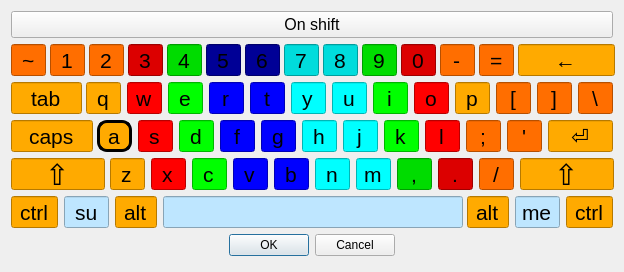
Qt form keymapping.ui (Sucharek233/ATFinQt) before a commit.
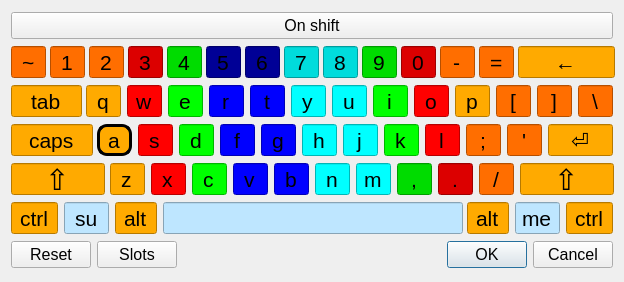
The same form after that commit.

The edit to the form file:
```diff
--- a/keymapping.ui
+++ b/keymapping.ui
@@ -7,13 +7,13 @@
     <x>0</x>
     <y>0</y>
     <width>624</width>
-    <height>272</height>
+    <height>282</height>
    </rect>
   </property>
   <property name="minimumSize">
    <size>
     <width>624</width>
-    <height>272</height>
+    <height>282</height>
    </size>
   </property>
   <property name="maximumSize">
@@ -26,17 +26,25 @@
    <string>Key mapping</string>
   </property>
   <layout class="QGridLayout" name="gridLayout_2">
-   <item row="6" column="0">
-    <widget class="QDialogButtonBox" name="buttonBox">
-     <property name="standardButtons">
-      <set>QDialogButtonBox::Cancel|QDialogButtonBox::Ok</set>
+   <item row="1" column="0" colspan="5">
+    <widget class="QPushButton" name="pushButton_OnShift">
+     <property name="font">
+      <font>
+       <pointsize>12</pointsize>
+      </font>
      </property>
-     <property name="centerButtons">
+     <property name="text">
+      <string>On shift</string>
+     </property>
+     <property name="checkable">
       <bool>true</bool>
      </property>
+     <property name="checked">
+      <bool>false</bool>
+     </property>
     </widget>
    </item>
-   <item row="4" column="0">
+   <item row="5" column="0" colspan="5">
     <layout class="QHBoxLayout" name="fourthEditableLayer">
      <item>
       <widget class="QLineEdit" name="lineEdit_LShift">
@@ -60,7 +68,6 @@
        </property>
        <property name="font">
         <font>
-         <family>Arial</family>
          <pointsize>22</pointsize>
         </font>
        </property>
@@ -98,7 +105,6 @@
        </property>
        <property name="font">
         <font>
-         <family>Arial</family>
          <pointsize>16</pointsize>
         </font>
        </property>
@@ -136,7 +142,6 @@
        </property>
        <property name="font">
         <font>
-         <family>Arial</family>
          <pointsize>16</pointsize>
         </font>
        </property>
@@ -174,7 +179,6 @@
        </property>
        <property name="font">
         <font>
-         <family>Arial</family>
          <pointsize>16</pointsize>
         </font>
        </property>
@@ -212,7 +216,6 @@
        </property>
        <property name="font">
         <font>
-         <family>Arial</family>
          <pointsize>16</pointsize>
         </font>
        </property>
@@ -250,7 +253,6 @@
        </property>
        <property name="font">
         <font>
-         <family>Arial</family>
          <pointsize>16</pointsize>
         </font>
        </property>
@@ -288,7 +290,6 @@
        </property>
        <property name="font">
         <font>
-         <family>Arial</family>
          <pointsize>16</pointsize>
         </font>
        </property>
@@ -326,7 +327,6 @@
        </property>
        <property name="font">
         <font>
-         <family>Arial</family>
          <pointsize>16</pointsize>
         </font>
        </property>
@@ -364,7 +364,6 @@
        </property>
        <property name="font">
         <font>
-         <family>Arial</family>
          <pointsize>16</pointsize>
         </font>
        </property>
@@ -402,7 +401,6 @@
        </property>
        <property name="font">
         <font>
-         <family>Arial</family>
          <pointsize>16</pointsize>
         </font>
        </property>
@@ -440,7 +438,6 @@
        </property>
        <property name="font">
         <font>
-         <family>Arial</family>
          <pointsize>16</pointsize>
         </font>
        </property>
@@ -478,7 +475,6 @@
        </property>
        <property name="font">
         <font>
-         <family>Arial</family>
          <pointsize>22</pointsize>
         </font>
        </property>
@@ -496,277 +492,40 @@
      </item>
     </layout>
    </item>
-   <item row="5" column="0">
-    <layout class="QHBoxLayout" name="fifthEditableLayer">
-     <item>
-      <widget class="QLineEdit" name="lineEdit_LCtrl">
-       <property name="sizePolicy">
-        <sizepolicy hsizetype="Fixed" vsizetype="Fixed">
-         <horstretch>0</horstretch>
-         <verstretch>0</verstretch>
-        </sizepolicy>
-       </property>
-       <property name="minimumSize">
-        <size>
-         <width>47</width>
-         <height>32</height>
-        </size>
-       </property>
-       <property name="maximumSize">
-        <size>
-         <width>47</width>
-         <height>32</height>
-        </size>
-       </property>
-       <property name="font">
-        <font>
-         <family>Arial</family>
-         <pointsize>16</pointsize>
-        </font>
-       </property>
-       <property name="styleSheet">
-        <string notr="true">background-color: rgb(255, 170, 0);
-color:black;</string>
-       </property>
-       <property name="text">
-        <string>ctrl</string>
-       </property>
-       <property name="alignment">
-        <set>Qt::AlignCenter</set>
-       </property>
-      </widget>
-     </item>
-     <item>
-      <widget class="QLineEdit" name="lineEdit_Super">
-       <property name="sizePolicy">
-        <sizepolicy hsizetype="Fixed" vsizetype="Fixed">
-         <horstretch>0</horstretch>
-         <verstretch>0</verstretch>
-        </sizepolicy>
-       </property>
-       <property name="minimumSize">
-        <size>
-         <width>45</width>
-         <height>32</height>
-        </size>
-       </property>
-       <property name="maximumSize">
-        <size>
-         <width>45</width>
-         <height>32</height>
-        </size>
-       </property>
-       <property name="font">
-        <font>
-         <family>Arial</family>
-         <pointsize>16</pointsize>
-        </font>
-       </property>
-       <property name="styleSheet">
-        <string notr="true">background-color: rgb(190, 230, 255);
-color:black;</string>
-       </property>
-       <property name="text">
-        <string>su</string>
-       </property>
-       <property name="alignment">
-        <set>Qt::AlignCenter</set>
-       </property>
-      </widget>
-     </item>
-     <item>
-      <widget class="QLineEdit" name="lineEdit_LAlt">
-       <property name="sizePolicy">
-        <sizepolicy hsizetype="Fixed" vsizetype="Fixed">
-         <horstretch>0</horstretch>
-         <verstretch>0</verstretch>
-        </sizepolicy>
-       </property>
-       <property name="minimumSize">
-        <size>
-         <width>42</width>
-         <height>32</height>
-        </size>
-       </property>
-       <property name="maximumSize">
-        <size>
-         <width>42</width>
-         <height>32</height>
-        </size>
-       </property>
-       <property name="font">
-        <font>
-         <family>Arial</family>
-         <pointsize>16</pointsize>
-        </font>
-       </property>
-       <property name="styleSheet">
-        <string notr="true">background-color: rgb(255, 170, 0);
-color:black;</string>
-       </property>
-       <property name="text">
-        <string>alt</string>
-       </property>
-       <property name="alignment">
-        <set>Qt::AlignCenter</set>
-       </property>
-      </widget>
-     </item>
-     <item>
-      <widget class="QLineEdit" name="lineEdit_Space">
-       <property name="sizePolicy">
-        <sizepolicy hsizetype="Fixed" vsizetype="Fixed">
-         <horstretch>0</horstretch>
-         <verstretch>0</verstretch>
-        </sizepolicy>
-       </property>
-       <property name="minimumSize">
-        <size>
-         <width>300</width>
-         <height>32</height>
-        </size>
-       </property>
-       <property name="maximumSize">
-        <size>
-         <width>300</width>
-         <height>32</height>
-        </size>
-       </property>
-       <property name="font">
-        <font>
-         <family>Arial</family>
-         <pointsize>16</pointsize>
-        </font>
-       </property>
-       <property name="styleSheet">
-        <string notr="true">background-color: rgb(190, 230, 255);
-color:black;</string>
-       </property>
-       <property name="text">
-        <string/>
-       </property>
-       <property name="alignment">
-        <set>Qt::AlignCenter</set>
-       </property>
-      </widget>
-     </item>
-     <item>
-      <widget class="QLineEdit" name="lineEdit_RAlt">
-       <property name="sizePolicy">
-        <sizepolicy hsizetype="Fixed" vsizetype="Fixed">
-         <horstretch>0</horstretch>
-         <verstretch>0</verstretch>
-        </sizepolicy>
-       </property>
-       <property name="minimumSize">
-        <size>
-         <width>42</width>
-         <height>32</height>
-        </size>
-       </property>
-       <property name="maximumSize">
-        <size>
-         <width>42</width>
-         <height>32</height>
-        </size>
-       </property>
-       <property name="font">
-        <font>
-         <family>Arial</family>
-         <pointsize>16</pointsize>
-        </font>
-       </property>
-       <property name="styleSheet">
-        <string notr="true">background-color: rgb(255, 170, 0);
-color:black;</string>
-       </property>
-       <property name="text">
-        <string>alt</string>
-       </property>
-       <property name="alignment">
-        <set>Qt::AlignCenter</set>
-       </property>
-      </widget>
-     </item>
-     <item>
-      <widget class="QLineEdit" name="lineEdit_Menu">
-       <property name="sizePolicy">
-        <sizepolicy hsizetype="Fixed" vsizetype="Fixed">
-         <horstretch>0</horstretch>
-         <verstretch>0</verstretch>
-        </sizepolicy>
-       </property>
-       <property name="minimumSize">
-        <size>
-         <width>45</width>
-         <height>32</height>
-        </size>
-       </property>
-       <property name="maximumSize">
-        <size>
-         <width>45</width>
-         <height>32</height>
-        </size>
-       </property>
-       <property name="font">
-        <font>
-         <family>Arial</family>
-         <pointsize>16</pointsize>
-        </font>
-       </property>
-       <property name="styleSheet">
-        <string notr="true">background-color: rgb(190, 230, 255);
-color:black;</string>
-       </property>
-       <property name="text">
-        <string>me</string>
-       </property>
-       <property name="alignment">
-        <set>Qt::AlignCenter</set>
-       </property>
-      </widget>
-     </item>
-     <item>
-      <widget class="QLineEdit" name="lineEdit_RCtrl">
-       <property name="sizePolicy">
-        <sizepolicy hsizetype="Fixed" vsizetype="Fixed">
-         <horstretch>0</horstretch>
-         <verstretch>0</verstretch>
-        </sizepolicy>
-       </property>
-       <property name="minimumSize">
-        <size>
-         <width>47</width>
-         <height>32</height>
-        </size>
-       </property>
-       <property name="maximumSize">
-        <size>
-         <width>47</width>
-         <height>32</height>
-        </size>
-       </property>
-       <property name="font">
-        <font>
-         <family>Arial</family>
-         <pointsize>16</pointsize>
-        </font>
-       </property>
-       <property name="styleSheet">
-        <string notr="true">background-color: rgb(255, 170, 0);
-color:black;</string>
-       </property>
-       <property name="text">
-        <string>ctrl</string>
-       </property>
-       <property name="alignment">
-        <set>Qt::AlignCenter</set>
-       </property>
-      </widget>
-     </item>
-    </layout>
+   <item row="8" column="3">
+    <widget class="QPushButton" name="pushButton_Slots">
+     <property name="sizePolicy">
+      <sizepolicy hsizetype="Fixed" vsizetype="Fixed">
+       <horstretch>0</horstretch>
+       <verstretch>0</verstretch>
+      </sizepolicy>
+     </property>
+     <property name="font">
+      <font>
+       <pointsize>12</pointsize>
+      </font>
+     </property>
+     <property name="text">
+      <string>Slots</string>
+     </property>
+    </widget>
    </item>
-   <item row="1" column="0">
+   <item row="8" column="4">
+    <widget class="QDialogButtonBox" name="buttonBox">
+     <property name="font">
+      <font>
+       <pointsize>12</pointsize>
+      </font>
+     </property>
+     <property name="standardButtons">
+      <set>QDialogButtonBox::Cancel|QDialogButtonBox::Ok</set>
+     </property>
+     <property name="centerButtons">
+      <bool>false</bool>
+     </property>
+    </widget>
+   </item>
+   <item row="2" column="0" colspan="5">
     <layout class="QHBoxLayout" name="firstEditableLayer">
      <property name="spacing">
       <number>4</number>
@@ -793,7 +552,6 @@
        </property>
        <property name="font">
         <font>
-         <family>Arial</family>
          <pointsize>16</pointsize>
         </font>
        </property>
@@ -831,7 +589,6 @@
        </property>
        <property name="font">
         <font>
-         <family>Arial</family>
          <pointsize>16</pointsize>
         </font>
        </property>
@@ -869,7 +626,6 @@
        </property>
        <property name="font">
         <font>
-         <family>Arial</family>
          <pointsize>16</pointsize>
         </font>
        </property>
@@ -907,7 +663,6 @@
        </property>
        <property name="font">
         <font>
-         <family>Arial</family>
          <pointsize>16</pointsize>
         </font>
        </property>
@@ -945,7 +700,6 @@
        </property>
        <property name="font">
         <font>
-         <family>Arial</family>
          <pointsize>16</pointsize>
         </font>
        </property>
@@ -983,7 +737,6 @@
        </property>
        <property name="font">
         <font>
-         <family>Arial</family>
          <pointsize>16</pointsize>
         </font>
        </property>
@@ -1021,7 +774,6 @@
        </property>
        <property name="font">
         <font>
-         <family>Arial</family>
          <pointsize>16</pointsize>
         </font>
        </property>
@@ -1059,7 +811,6 @@
        </property>
        <property name="font">
         <font>
-         <family>Arial</family>
          <pointsize>16</pointsize>
         </font>
        </property>
@@ -1097,7 +848,6 @@
        </property>
        <property name="font">
         <font>
-         <family>Arial</family>
          <pointsize>16</pointsize>
         </font>
        </property>
@@ -1135,7 +885,6 @@
        </property>
        <property name="font">
         <font>
-         <family>Arial</family>
          <pointsize>16</pointsize>
         </font>
        </property>
@@ -1173,7 +922,6 @@
        </property>
        <property name="font">
         <font>
-         <family>Arial</family>
          <pointsize>16</pointsize>
         </font>
        </property>
@@ -1211,7 +959,6 @@
        </property>
        <property name="font">
         <font>
-         <family>Arial</family>
          <pointsize>16</pointsize>
         </font>
        </property>
@@ -1249,7 +996,6 @@
        </property>
        <property name="font">
         <font>
-         <family>Arial</family>
          <pointsize>16</pointsize>
         </font>
        </property>
@@ -1287,7 +1033,6 @@
        </property>
        <property name="font">
         <font>
-         <family>Arial</family>
          <pointsize>16</pointsize>
         </font>
        </property>
@@ -1305,7 +1050,270 @@
      </item>
     </layout>
    </item>
-   <item row="2" column="0">
+   <item row="6" column="0" colspan="5">
+    <layout class="QHBoxLayout" name="fifthEditableLayer">
+     <item>
+      <widget class="QLineEdit" name="lineEdit_LCtrl">
+       <property name="sizePolicy">
+        <sizepolicy hsizetype="Fixed" vsizetype="Fixed">
+         <horstretch>0</horstretch>
+         <verstretch>0</verstretch>
+        </sizepolicy>
+       </property>
+       <property name="minimumSize">
+        <size>
+         <width>47</width>
+         <height>32</height>
+        </size>
+       </property>
+       <property name="maximumSize">
+        <size>
+         <width>47</width>
+         <height>32</height>
+        </size>
+       </property>
+       <property name="font">
+        <font>
+         <pointsize>16</pointsize>
+        </font>
+       </property>
+       <property name="styleSheet">
+        <string notr="true">background-color: rgb(255, 170, 0);
+color:black;</string>
+       </property>
+       <property name="text">
+        <string>ctrl</string>
+       </property>
+       <property name="alignment">
+        <set>Qt::AlignCenter</set>
+       </property>
+      </widget>
+     </item>
+     <item>
+      <widget class="QLineEdit" name="lineEdit_Super">
+       <property name="sizePolicy">
+        <sizepolicy hsizetype="Fixed" vsizetype="Fixed">
+         <horstretch>0</horstretch>
+         <verstretch>0</verstretch>
+        </sizepolicy>
+       </property>
+       <property name="minimumSize">
+        <size>
+         <width>45</width>
+         <height>32</height>
+        </size>
+       </property>
+       <property name="maximumSize">
+        <size>
+         <width>45</width>
+         <height>32</height>
+        </size>
+       </property>
+       <property name="font">
+        <font>
+         <pointsize>16</pointsize>
+        </font>
+       </property>
+       <property name="styleSheet">
+        <string notr="true">background-color: rgb(190, 230, 255);
+color:black;</string>
+       </property>
+       <property name="text">
+        <string>su</string>
+       </property>
+       <property name="alignment">
+        <set>Qt::AlignCenter</set>
+       </property>
+      </widget>
+     </item>
+     <item>
+      <widget class="QLineEdit" name="lineEdit_LAlt">
+       <property name="sizePolicy">
+        <sizepolicy hsizetype="Fixed" vsizetype="Fixed">
+         <horstretch>0</horstretch>
+         <verstretch>0</verstretch>
+        </sizepolicy>
+       </property>
+       <property name="minimumSize">
+        <size>
+         <width>42</width>
+         <height>32</height>
+        </size>
+       </property>
+       <property name="maximumSize">
+        <size>
+         <width>42</width>
+         <height>32</height>
+        </size>
+       </property>
+       <property name="font">
+        <font>
+         <pointsize>16</pointsize>
+        </font>
+       </property>
+       <property name="styleSheet">
+        <string notr="true">background-color: rgb(255, 170, 0);
+color:black;</string>
+       </property>
+       <property name="text">
+        <string>alt</string>
+       </property>
+       <property name="alignment">
+        <set>Qt::AlignCenter</set>
+       </property>
+      </widget>
+     </item>
+     <item>
+      <widget class="QLineEdit" name="lineEdit_Space">
+       <property name="sizePolicy">
+        <sizepolicy hsizetype="Fixed" vsizetype="Fixed">
+         <horstretch>0</horstretch>
+         <verstretch>0</verstretch>
+        </sizepolicy>
+       </property>
+       <property name="minimumSize">
+        <size>
+         <width>300</width>
+         <height>32</height>
+        </size>
+       </property>
+       <property name="maximumSize">
+        <size>
+         <width>300</width>
+         <height>32</height>
+        </size>
+       </property>
+       <property name="font">
+        <font>
+         <pointsize>16</pointsize>
+        </font>
+       </property>
+       <property name="styleSheet">
+        <string notr="true">background-color: rgb(190, 230, 255);
+color:black;</string>
+       </property>
+       <property name="text">
+        <string/>
+       </property>
+       <property name="alignment">
+        <set>Qt::AlignCenter</set>
+       </property>
+      </widget>
+     </item>
+     <item>
+      <widget class="QLineEdit" name="lineEdit_RAlt">
+       <property name="sizePolicy">
+        <sizepolicy hsizetype="Fixed" vsizetype="Fixed">
+         <horstretch>0</horstretch>
+         <verstretch>0</verstretch>
+        </sizepolicy>
+       </property>
+       <property name="minimumSize">
+        <size>
+         <width>42</width>
+         <height>32</height>
+        </size>
+       </property>
+       <property name="maximumSize">
+        <size>
+         <width>42</width>
+         <height>32</height>
+        </size>
+       </property>
+       <property name="font">
+        <font>
+         <pointsize>16</pointsize>
+        </font>
+       </property>
+       <property name="styleSheet">
+        <string notr="true">background-color: rgb(255, 170, 0);
+color:black;</string>
+       </property>
+       <property name="text">
+        <string>alt</string>
+       </property>
+       <property name="alignment">
+        <set>Qt::AlignCenter</set>
+       </property>
+      </widget>
+     </item>
+     <item>
+      <widget class="QLineEdit" name="lineEdit_Menu">
+       <property name="sizePolicy">
+        <sizepolicy hsizetype="Fixed" vsizetype="Fixed">
+         <horstretch>0</horstretch>
+         <verstretch>0</verstretch>
+        </sizepolicy>
+       </property>
+       <property name="minimumSize">
+        <size>
+         <width>45</width>
+         <height>32</height>
+        </size>
+       </property>
+       <property name="maximumSize">
+        <size>
+         <width>45</width>
+         <height>32</height>
+        </size>
+       </property>
+       <property name="font">
+        <font>
+         <pointsize>16</pointsize>
+        </font>
+       </property>
+       <property name="styleSheet">
+        <string notr="true">background-color: rgb(190, 230, 255);
+color:black;</string>
+       </property>
+       <property name="text">
+        <string>me</string>
+       </property>
+       <property name="alignment">
+        <set>Qt::AlignCenter</set>
+       </property>
+      </widget>
+     </item>
+     <item>
+      <widget class="QLineEdit" name="lineEdit_RCtrl">
+       <property name="sizePolicy">
+        <sizepolicy hsizetype="Fixed" vsizetype="Fixed">
+         <horstretch>0</horstretch>
+         <verstretch>0</verstretch>
+        </sizepolicy>
+       </property>
+       <property name="minimumSize">
+        <size>
+         <width>47</width>
+         <height>32</height>
+        </size>
+       </property>
+       <property name="maximumSize">
+        <size>
+         <width>47</width>
+         <height>32</height>
+        </size>
+       </property>
+       <property name="font">
+        <font>
+         <pointsize>16</pointsize>
+        </font>
+       </property>
+       <property name="styleSheet">
+        <string notr="true">background-color: rgb(255, 170, 0);
+color:black;</string>
+       </property>
+       <property name="text">
+        <string>ctrl</string>
+       </property>
+       <property name="alignment">
+        <set>Qt::AlignCenter</set>
+       </property>
+      </widget>
+     </item>
+    </layout>
+   </item>
+   <item row="3" column="0" colspan="5">
     <layout class="QHBoxLayout" name="secondEditableLayer">
      <item>
       <widget class="QLineEdit" name="lineEdit_TAB">
@@ -1329,7 +1337,6 @@
        </property>
        <property name="font">
         <font>
-         <family>Arial</family>
          <pointsize>16</pointsize>
         </font>
        </property>
@@ -1367,7 +1374,6 @@
        </property>
        <property name="font">
         <font>
-         <family>Arial</family>
          <pointsize>16</pointsize>
         </font>
        </property>
@@ -1405,7 +1411,6 @@
        </property>
        <property name="font">
         <font>
-         <family>Arial</family>
          <pointsize>16</pointsize>
         </font>
        </property>
@@ -1443,7 +1448,6 @@
        </property>
        <property name="font">
         <font>
-         <family>Arial</family>
          <pointsize>16</pointsize>
         </font>
        </property>
@@ -1481,7 +1485,6 @@
        </property>
        <property name="font">
         <font>
-         <family>Arial</family>
          <pointsize>16</pointsize>
         </font>
        </property>
@@ -1519,7 +1522,6 @@
        </property>
        <property name="font">
         <font>
-         <family>Arial</family>
          <pointsize>16</pointsize>
         </font>
        </property>
@@ -1557,7 +1559,6 @@
        </property>
        <property name="font">
         <font>
-         <family>Arial</family>
          <pointsize>16</pointsize>
         </font>
        </property>
@@ -1595,7 +1596,6 @@
        </property>
        <property name="font">
         <font>
-         <family>Arial</family>
          <pointsize>16</pointsize>
         </font>
        </property>
@@ -1633,7 +1633,6 @@
        </property>
        <property name="font">
         <font>
-         <family>Arial</family>
          <pointsize>16</pointsize>
         </font>
        </property>
@@ -1671,7 +1670,6 @@
        </property>
        <property name="font">
         <font>
-         <family>Arial</family>
          <pointsize>16</pointsize>
         </font>
        </property>
@@ -1709,7 +1707,6 @@
        </property>
        <property name="font">
         <font>
-         <family>Arial</family>
          <pointsize>16</pointsize>
         </font>
        </property>
@@ -1747,7 +1744,6 @@
        </property>
        <property name="font">
         <font>
-         <family>Arial</family>
          <pointsize>16</pointsize>
         </font>
        </property>
@@ -1785,7 +1781,6 @@
        </property>
        <property name="font">
         <font>
-         <family>Arial</family>
          <pointsize>16</pointsize>
         </font>
        </property>
@@ -1823,7 +1818,6 @@
        </property>
        <property name="font">
         <font>
-         <family>Arial</family>
          <pointsize>16</pointsize>
         </font>
        </property>
@@ -1841,7 +1835,7 @@
      </item>
     </layout>
    </item>
-   <item row="3" column="0">
+   <item row="4" column="0" colspan="5">
     <layout class="QHBoxLayout" name="thirdEditableLayer">
      <item>
       <widget class="QLineEdit" name="lineEdit_CAPS">
@@ -1865,7 +1859,6 @@
        </property>
        <property name="font">
         <font>
-         <family>Arial</family>
          <pointsize>16</pointsize>
         </font>
        </property>
@@ -1903,7 +1896,6 @@
        </property>
        <property name="font">
         <font>
-         <family>Arial</family>
          <pointsize>16</pointsize>
         </font>
        </property>
@@ -1943,7 +1935,6 @@
        </property>
        <property name="font">
         <font>
-         <family>Arial</family>
          <pointsize>16</pointsize>
         </font>
        </property>
@@ -1981,7 +1972,6 @@
        </property>
        <property name="font">
         <font>
-         <family>Arial</family>
          <pointsize>16</pointsize>
         </font>
        </property>
@@ -2019,7 +2009,6 @@
        </property>
        <property name="font">
         <font>
-         <family>Arial</family>
          <pointsize>16</pointsize>
         </font>
        </property>
@@ -2057,7 +2046,6 @@
        </property>
        <property name="font">
         <font>
-         <family>Arial</family>
          <pointsize>16</pointsize>
         </font>
        </property>
@@ -2095,7 +2083,6 @@
        </property>
        <property name="font">
         <font>
-         <family>Arial</family>
          <pointsize>16</pointsize>
         </font>
        </property>
@@ -2133,7 +2120,6 @@
        </property>
        <property name="font">
         <font>
-         <family>Arial</family>
          <pointsize>16</pointsize>
         </font>
        </property>
@@ -2171,7 +2157,6 @@
        </property>
        <property name="font">
         <font>
-         <family>Arial</family>
          <pointsize>16</pointsize>
         </font>
        </property>
@@ -2209,7 +2194,6 @@
        </property>
        <property name="font">
         <font>
-         <family>Arial</family>
          <pointsize>16</pointsize>
         </font>
        </property>
@@ -2247,7 +2231,6 @@
        </property>
        <property name="font">
         <font>
-         <family>Arial</family>
          <pointsize>16</pointsize>
         </font>
        </property>
@@ -2285,7 +2268,6 @@
        </property>
        <property name="font">
         <font>
-         <family>Arial</family>
          <pointsize>16</pointsize>
         </font>
        </property>
@@ -2326,7 +2308,6 @@
        </property>
        <property name="font">
         <font>
-         <family>Arial</family>
          <pointsize>16</pointsize>
         </font>
        </property>
@@ -2344,21 +2325,21 @@
      </item>
     </layout>
    </item>
-   <item row="0" column="0">
-    <widget class="QPushButton" name="pushButton_OnShift">
+   <item row="8" column="0" colspan="3">
+    <widget class="QPushButton" name="pushButton_Reset">
+     <property name="sizePolicy">
+      <sizepolicy hsizetype="Fixed" vsizetype="Fixed">
+       <horstretch>0</horstretch>
+       <verstretch>0</verstretch>
+      </sizepolicy>
+     </property>
      <property name="font">
       <font>
        <pointsize>12</pointsize>
       </font>
      </property>
      <property name="text">
-      <string>On shift</string>
-     </property>
-     <property name="checkable">
-      <bool>true</bool>
-     </property>
-     <property name="checked">
-      <bool>false</bool>
+      <string>Reset</string>
      </property>
     </widget>
    </item>
```
